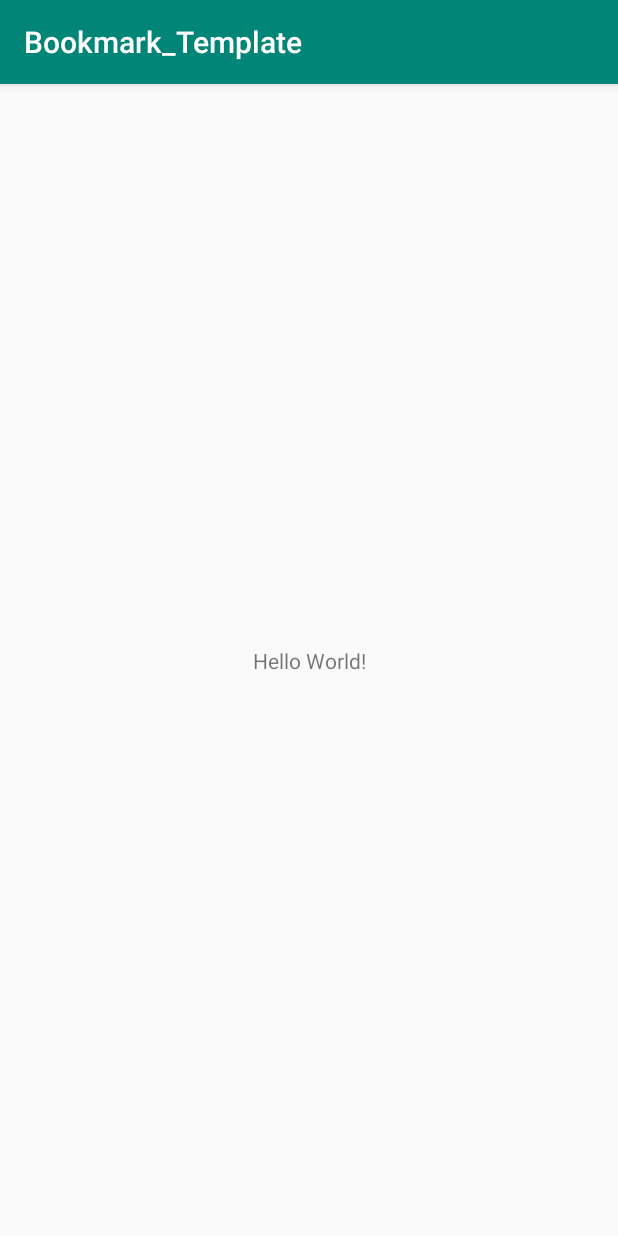
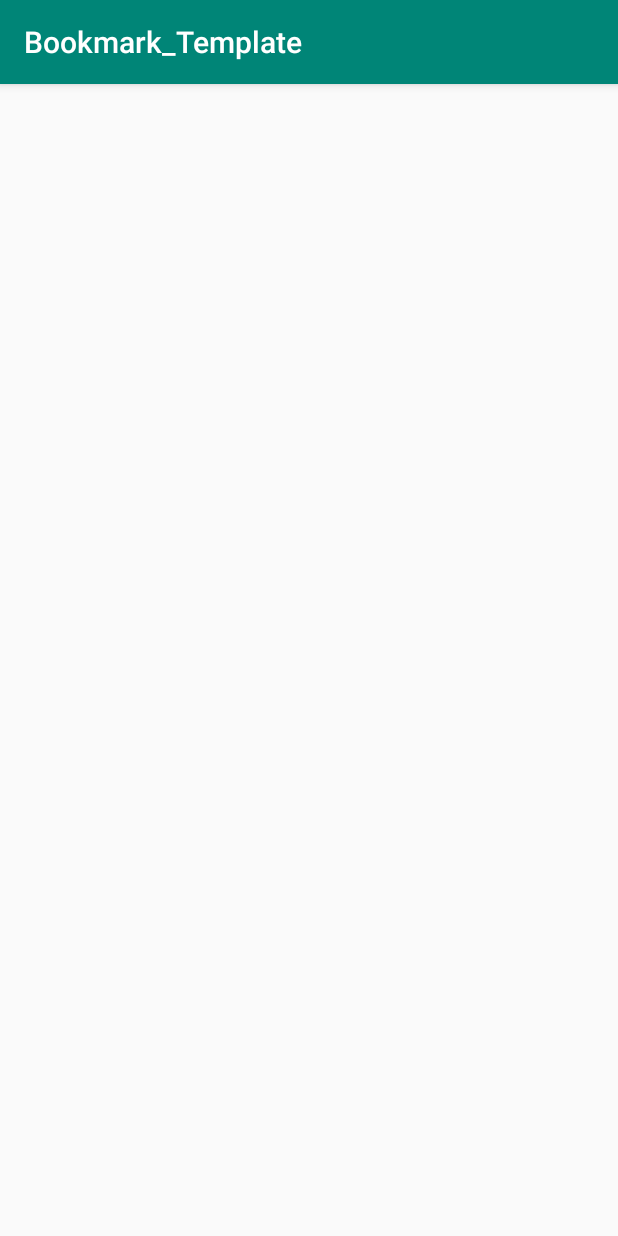
Before and after one commit to Pursain/Android-Workshop-Bookmark_Template, an Android app: the screen it shows after launch (SplashScreenActivity), on a phone screen of 412 x 824 dp. Run offline under Robolectric (Android 15) with nearby library versions, the phone set to English and light mode, and no system bars.

Commit message:
updated build tools

```diff
--- a/app/src/main/java/com/example/harry/bookmark_template/SplashScreenActivity.java
+++ b/app/src/main/java/com/example/harry/bookmark_template/SplashScreenActivity.java
@@ -50,5 +50,4 @@ public class SplashScreenActivity extends AppCompatActivity {
 
     //========================================
 
-
 }
--- a/app/src/main/res/layout/activity_splash_screen.xml
+++ b/app/src/main/res/layout/activity_splash_screen.xml
@@ -10,17 +10,9 @@
         This TextView is generated by default when you create a new empty activity
         Feel free to delete this
     -->
-    <TextView
-        android:layout_width="wrap_content"
-        android:layout_height="wrap_content"
-        android:text="Hello World!"
-        app:layout_constraintBottom_toBottomOf="parent"
-        app:layout_constraintLeft_toLeftOf="parent"
-        app:layout_constraintRight_toRightOf="parent"
-        app:layout_constraintTop_toTopOf="parent" />
 
 
-    <!--====== write code for Task 1&2 here ======-->
+    <!--====== write code for Task 1 & 2 here ======-->
 
     <!--========================================-->
 
@@ -28,4 +20,5 @@
 
     <!--========================================-->
 
+
 </android.support.constraint.ConstraintLayout>
--- a/build.gradle
+++ b/build.gradle
@@ -7,7 +7,7 @@ buildscript {
         jcenter()
     }
     dependencies {
-        classpath 'com.android.tools.build:gradle:3.2.1'
+        classpath 'com.android.tools.build:gradle:3.3.1'
 
 
         // NOTE: Do not place your application dependencies here; they belong
```
Also changed, not shown: gradle/wrapper/gradle-wrapper.properties.
